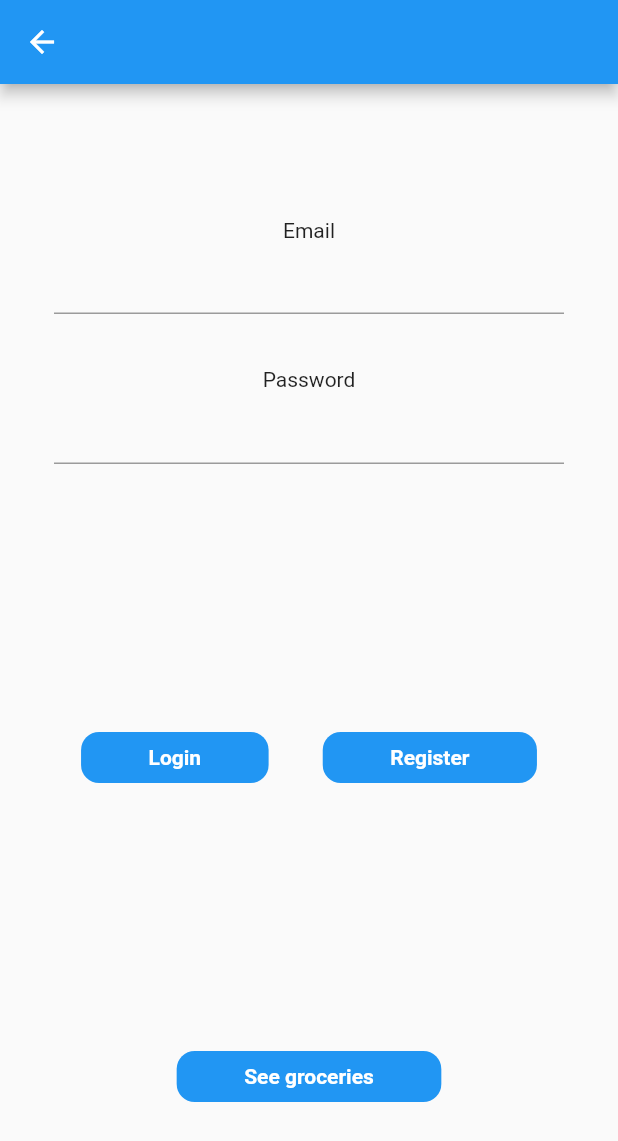
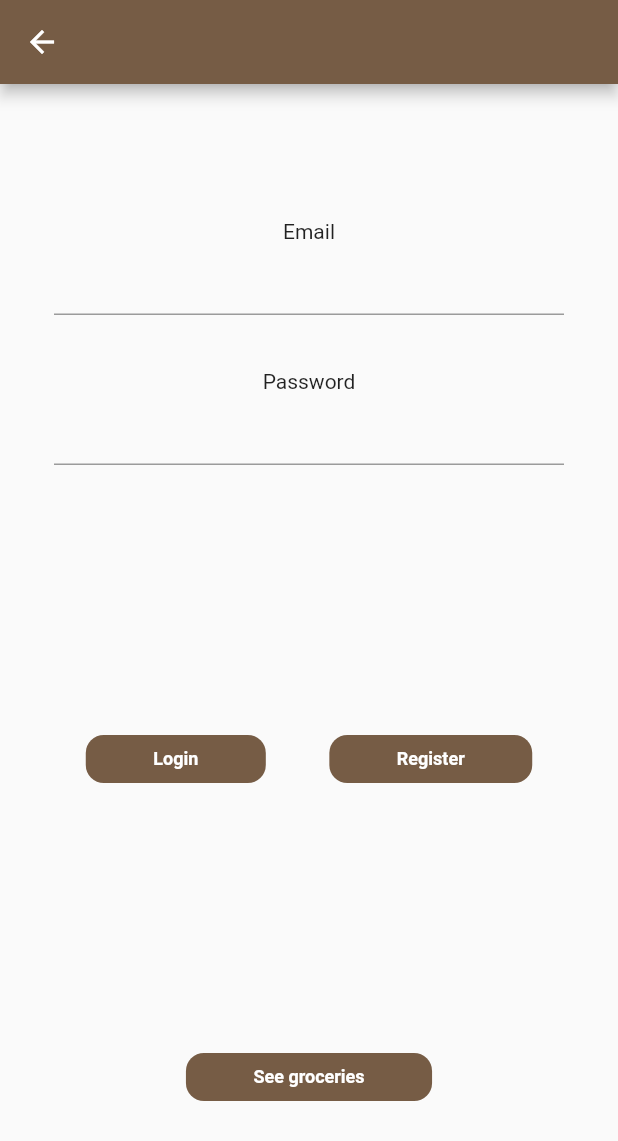
Before and after one commit to merakserhat/base_flutter_project, a Flutter app: the screen it shows after launch, after a tap on the "add" icon, on a phone screen of 412 x 824 dp. Shown: the top 1141 px of the screen. Run offline on Flutter 3.47's test engine with Material 2 defaults, Android fonts, the phone set to English and light mode, and no system bars; our stand-ins replace dio, pretty_dio_logger, shared_preferences; network calls fail; Roboto replaces fonts that are missing (Poppins).

Commit message:
feat: change theme

```diff
--- /dev/null
+++ b/lib/constants/app_theme.dart
@@ -0,0 +1,96 @@
+import 'package:flutter/material.dart';
+
+class AppColors {
+  static const Color white = Color(0xffffffff);
+  static const Color black = Color(0xff000000);
+
+  static const Color primary = Color(0xff765c45);
+  static const Color secondary = Color(0xfff7b500);
+
+  static const Color iconColor = Color(0xff442f29);
+}
+
+class AppThemes {
+  static final darkTheme = ThemeData(
+    textTheme:
+        getTextTheme(textColor: Colors.yellow, buttonColor: Colors.white),
+    fontFamily: "Poppins",
+
+    /*scaffoldBackgroundColor: ProgramColors.gloneraDarkBackground,
+    fontFamily: "Poppins",
+    primaryColor: ProgramColors.gloneraDarkMainGray,
+    colorScheme: ColorScheme.dark(
+        primary: ProgramColors.gloneraDarkMainGray,
+        secondary: Colors.white70,
+        onBackground: ProgramColors.gloneraDarkMainGray),
+    outlinedButtonTheme: OutlinedButtonThemeData(
+        style: ButtonStyle(
+            backgroundColor: MaterialStateProperty.all<Color>(Colors.green))),
+    elevatedButtonTheme: ElevatedButtonThemeData(
+      style: ButtonStyle(
+        backgroundColor:
+        MaterialStateProperty.all<Color>(ProgramColors.gloneraDarkMainGray),
+        foregroundColor: MaterialStateProperty.all<Color>(Colors.white),
+        padding: MaterialStateProperty.all<EdgeInsetsGeometry>(
+            EdgeInsets.symmetric(vertical: 8, horizontal: 16)),
+      ),
+    ),
+    textButtonTheme:
+    TextButtonThemeData(style: TextButton.styleFrom(primary: Colors.white)),
+    textTheme: getTextTheme(textColor: Colors.white, buttonColor: Colors.white),
+    toggleButtonsTheme: ToggleButtonsThemeData(
+        selectedColor: Color(0xFF747474),
+        color: ProgramColors.gloneraDarkMainGray,
+        disabledColor: Colors.white),
+    snackBarTheme:
+    SnackBarThemeData(backgroundColor: ProgramColors.gloneraDarkMainGray),*/
+  );
+
+  static final lightTheme = ThemeData(
+    textTheme: getTextTheme(
+      textColor: Colors.black87,
+      buttonColor: Colors.white,
+    ),
+    fontFamily: "Poppins",
+    primaryColor: AppColors.primary,
+    colorScheme: const ColorScheme.light(
+      primary: AppColors.primary,
+      secondary: AppColors.secondary,
+      onBackground: AppColors.white,
+    ),
+    iconTheme: const IconThemeData(color: AppColors.iconColor),
+    appBarTheme: const AppBarTheme(
+      titleTextStyle: TextStyle(
+          color: Colors.white, fontWeight: FontWeight.w500, fontSize: 18),
+    ),
+  );
+
+  static TextTheme getTextTheme(
+      {required Color textColor, required Color buttonColor}) {
+    return TextTheme(
+      headline1: TextStyle(
+          color: textColor, fontWeight: FontWeight.w500, fontSize: 18),
+      headline2: TextStyle(
+          color: textColor, fontWeight: FontWeight.w600, fontSize: 16),
+      headline3: TextStyle(
+          color: textColor, fontWeight: FontWeight.w500, fontSize: 16),
+      headline4: TextStyle(
+          color: textColor, fontWeight: FontWeight.w600, fontSize: 14),
+      headline5: TextStyle(
+          color: textColor, fontWeight: FontWeight.w500, fontSize: 14),
+      headline6: TextStyle(
+          color: textColor, fontWeight: FontWeight.w500, fontSize: 12),
+      bodyText1: TextStyle(
+          color: textColor, fontWeight: FontWeight.w400, fontSize: 12),
+      bodyText2: TextStyle(
+          color: textColor, fontWeight: FontWeight.normal, fontSize: 14),
+      button: TextStyle(
+          color: buttonColor, fontWeight: FontWeight.w500, fontSize: 12),
+      overline: TextStyle(
+          color: textColor,
+          fontWeight: FontWeight.normal,
+          fontSize: 9,
+          letterSpacing: 0.1),
+    );
+  }
+}
--- a/lib/main.dart
+++ b/lib/main.dart
@@ -1,3 +1,4 @@
+import 'package:fiverrr/constants/app_theme.dart';
 import 'package:fiverrr/screens/auth_screen.dart';
 import 'package:flutter/cupertino.dart';
 import 'package:flutter/material.dart';
@@ -14,9 +15,7 @@ class MyApp extends StatelessWidget {
   Widget build(BuildContext context) {
     return MaterialApp(
       title: 'Flutter Demo',
-      theme: ThemeData(
-        primarySwatch: Colors.blue,
-      ),
+      theme: AppThemes.lightTheme,
       home: const MyHomePage(title: 'Flutter Demo Home Page'),
     );
   }
```
